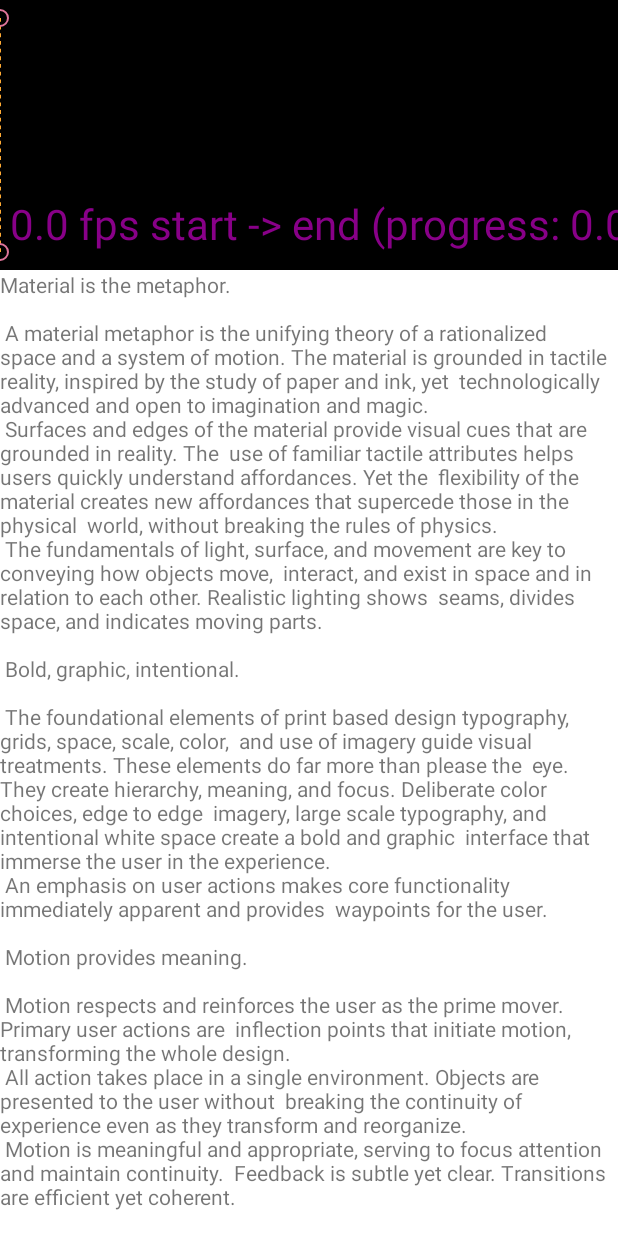
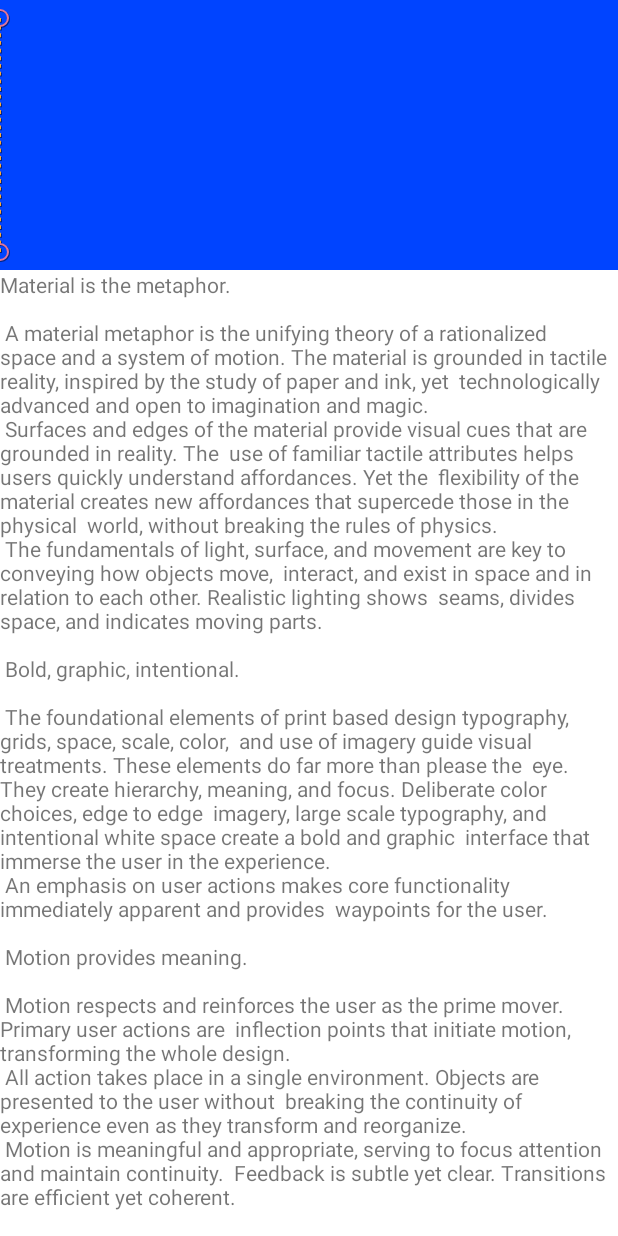
Before and after one commit to Pluu/DroidKnights-2019-MotionLayout-Sample, an Android app: the layout motion_01_fail_collapsible.xml on its own in the app's theme, with its tools: preview values and no code run, on a phone screen of 412 x 824 dp. Run offline under Robolectric (Android 15) with nearby library versions, the phone set to English and light mode, and no system bars.

Commit message:
Add, Fail Sample

```diff
--- a/app/src/main/java/com/example/droidknightssample/DemoActivity.kt
+++ b/app/src/main/java/com/example/droidknightssample/DemoActivity.kt
@@ -3,7 +3,6 @@ package com.example.droidknightssample
 import android.os.Bundle
 import android.view.View
 import androidx.appcompat.app.AppCompatActivity
-import androidx.constraintlayout.motion.widget.MotionLayout
 
 class DemoActivity : AppCompatActivity() {
 
@@ -11,24 +10,8 @@ class DemoActivity : AppCompatActivity() {
 
     override fun onCreate(savedInstanceState: Bundle?) {
         super.onCreate(savedInstanceState)
-        val layout = intent.getIntExtra("layout_file_id", R.layout.motion_01_basic)
+        val layout = intent.getIntExtra("layout_file_id", R.layout.motion_01_header_fail_collapsible_toolbar)
         setContentView(layout)
         container = findViewById(R.id.motionLayout)
-
-        val debugMode = if (intent.getBooleanExtra("showPaths", false)) {
-            MotionLayout.DEBUG_SHOW_PATH
-        } else {
-            MotionLayout.DEBUG_SHOW_NONE
-        }
-        (container as? MotionLayout)?.setDebugMode(debugMode)
-    }
-
-    fun changeState(v: View?) {
-        val motionLayout = container as? MotionLayout ?: return
-        if (motionLayout.progress > 0.5f) {
-            motionLayout.transitionToStart()
-        } else {
-            motionLayout.transitionToEnd()
-        }
     }
 }
--- a/app/src/main/java/com/example/droidknightssample/MainActivity.kt
+++ b/app/src/main/java/com/example/droidknightssample/MainActivity.kt
@@ -10,9 +10,9 @@ class MainActivity : AppCompatActivity() {
 
     private val dataset: Array<DemosAdapter.Demo> = arrayOf(
         DemosAdapter.Demo(
-            "CollapsibleToolbar",
-            "CollapsibleToolbar Sample",
-            R.layout.motion_01_basic
+            "01. Fail CollapsibleToolbar",
+            "Sample",
+            R.layout.motion_01_fail_collapsible
         )
     )
 
--- a/app/src/main/res/layout/motion_01_basic_header.xml
+++ /dev/null
@@ -1,26 +0,0 @@
-<?xml version="1.0" encoding="utf-8"?>
-<com.google.androidstudio.motionlayoutexample.utils.CollapsibleToolbar xmlns:android="http://schemas.android.com/apk/res/android"
-    xmlns:app="http://schemas.android.com/apk/res-auto"
-    xmlns:tools="http://schemas.android.com/tools"
-    android:id="@+id/motionLayout"
-    android:layout_width="match_parent"
-    android:layout_height="match_parent"
-    android:background="@android:color/background_dark"
-    android:fitsSystemWindows="true"
-    android:minHeight="48dp"
-    app:layoutDescription="@xml/motion_collpasible"
-    app:layout_scrollFlags="scroll|enterAlways|snap|exitUntilCollapsed"
-    app:motionDebug="SHOW_ALL"
-    tools:showIn="@layout/motion_01_basic">
-
-
-    <ImageButton
-        android:id="@+id/btnBack"
-        android:layout_width="48dp"
-        android:layout_height="48dp"
-        android:background="?attr/selectableItemBackground"
-        android:src="@drawable/ic_arrow_back_white_24dp"
-        app:layout_constraintStart_toStartOf="parent"
-        app:layout_constraintTop_toTopOf="parent" />
-
-</com.google.androidstudio.motionlayoutexample.utils.CollapsibleToolbar>
--- a/app/src/main/res/layout/motion_01_basic.xml
+++ b/app/src/main/res/layout/motion_01_fail_collapsible.xml
@@ -1,17 +1,4 @@
-<?xml version="1.0" encoding="utf-8"?><!--
-  Copyright (C) 2018 The Android Open Source Project
-  Licensed under the Apache License, Version 2.0 (the "License");
-  you may not use this file except in compliance with the License.
-  You may obtain a copy of the License at
-
-       http://www.apache.org/licenses/LICENSE-2.0
-
-  Unless required by applicable law or agreed to in writing, software
-  distributed under the License is distributed on an "AS IS" BASIS,
-  WITHOUT WARRANTIES OR CONDITIONS OF ANY KIND, either express or implied.
-  See the License for the specific language governing permissions and
-  limitations under the License.
-  -->
+<?xml version="1.0" encoding="utf-8"?>
 <androidx.coordinatorlayout.widget.CoordinatorLayout xmlns:android="http://schemas.android.com/apk/res/android"
     android:id="@+id/content"
     android:layout_width="match_parent"
@@ -26,7 +13,7 @@
         android:fitsSystemWindows="true"
         android:theme="@style/AppTheme.AppBarOverlay">
 
-        <include layout="@layout/motion_01_basic_header" />
+        <include layout="@layout/motion_01_header_fail_collapsible_toolbar" />
 
     </com.google.android.material.appbar.AppBarLayout>
 
--- /dev/null
+++ b/app/src/main/res/layout/motion_01_header_fail_collapsible_toolbar.xml
@@ -0,0 +1,23 @@
+<?xml version="1.0" encoding="utf-8"?>
+<com.google.androidstudio.motionlayoutexample.utils.CollapsibleToolbar xmlns:android="http://schemas.android.com/apk/res/android"
+    xmlns:app="http://schemas.android.com/apk/res-auto"
+    xmlns:tools="http://schemas.android.com/tools"
+    android:id="@+id/motionLayout"
+    android:layout_width="match_parent"
+    android:layout_height="match_parent"
+    android:background="#0044FF"
+    android:fitsSystemWindows="true"
+    android:minHeight="@dimen/toolbar_size"
+    app:layoutDescription="@xml/motion_collapsible"
+    app:layout_scrollFlags="scroll|enterAlways|exitUntilCollapsed"
+    app:motionDebug="SHOW_PATH"
+    tools:showIn="@layout/motion_01_fail_collapsible">
+
+    <ImageButton
+        android:id="@+id/btnBack"
+        android:layout_width="@dimen/toolbar_button_size"
+        android:layout_height="@dimen/toolbar_button_size"
+        android:background="?attr/selectableItemBackgroundBorderless"
+        android:src="@drawable/ic_arrow_back_white_24dp" />
+
+</com.google.androidstudio.motionlayoutexample.utils.CollapsibleToolbar>
--- a/app/src/main/res/xml/motion_collpasible.xml
+++ b/app/src/main/res/xml/motion_collapsible.xml
@@ -11,20 +11,20 @@
     <ConstraintSet android:id="@+id/start">
         <Constraint android:id="@+id/btnBack">
             <Layout
-                motion:layout_width="48dp"
-                motion:layout_height="48dp"
                 motion:layout_constraintStart_toStartOf="parent"
-                motion:layout_constraintTop_toTopOf="parent" />
+                motion:layout_constraintTop_toTopOf="parent"
+                motion:layout_height="@dimen/toolbar_button_size"
+                motion:layout_width="@dimen/toolbar_button_size" />
         </Constraint>
     </ConstraintSet>
 
     <ConstraintSet android:id="@+id/end">
         <Constraint android:id="@+id/btnBack">
             <Layout
-                motion:layout_width="48dp"
-                motion:layout_height="48dp"
+                motion:layout_constraintBottom_toBottomOf="parent"
                 motion:layout_constraintStart_toStartOf="parent"
-                motion:layout_constraintBottom_toBottomOf="parent" />
+                motion:layout_height="@dimen/toolbar_button_size"
+                motion:layout_width="@dimen/toolbar_button_size" />
         </Constraint>
     </ConstraintSet>
 </MotionScene>
```
